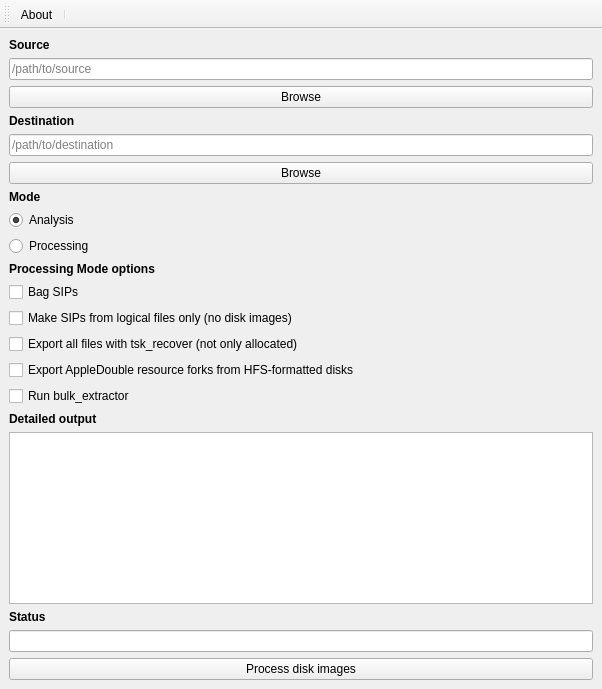
First picture: the form in design.ui, repository CCA-Public/diskimageprocessor, before the edit.
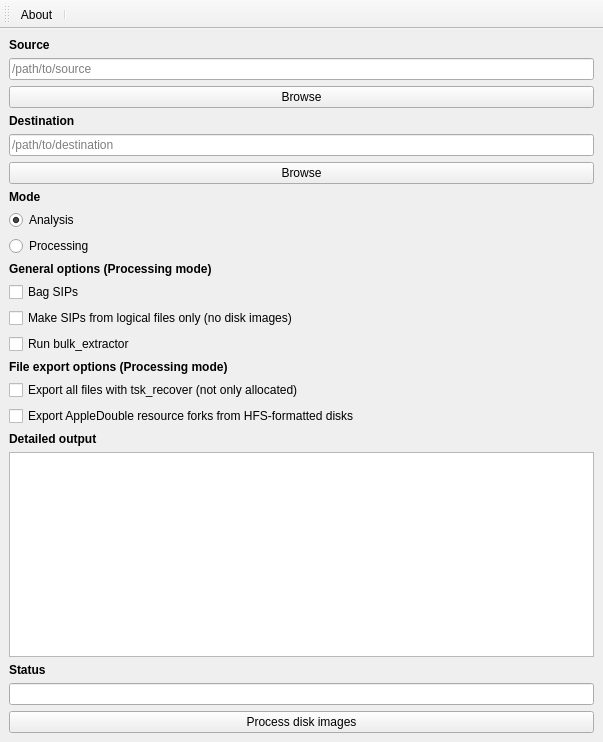
Second picture: the form after the edit.

Diff of the .ui file:
```diff
--- a/design.ui
+++ b/design.ui
@@ -6,8 +6,8 @@
    <rect>
     <x>0</x>
     <y>0</y>
-    <width>602</width>
-    <height>689</height>
+    <width>603</width>
+    <height>742</height>
    </rect>
   </property>
   <property name="windowTitle">
@@ -87,7 +87,7 @@
     <item>
      <widget class="QLabel" name="label">
       <property name="text">
-       <string>&lt;html&gt;&lt;head/&gt;&lt;body&gt;&lt;p&gt;&lt;span style=&quot; font-weight:600;&quot;&gt;Processing Mode options&lt;/span&gt;&lt;/p&gt;&lt;/body&gt;&lt;/html&gt;</string>
+       <string>&lt;html&gt;&lt;head/&gt;&lt;body&gt;&lt;p&gt;&lt;span style=&quot; font-weight:600;&quot;&gt;General options (Processing mode)&lt;/span&gt;&lt;/p&gt;&lt;/body&gt;&lt;/html&gt;</string>
       </property>
      </widget>
     </item>
@@ -105,6 +105,20 @@
       </property>
      </widget>
     </item>
+    <item>
+     <widget class="QCheckBox" name="checkBox_3">
+      <property name="text">
+       <string>Run bulk_extractor</string>
+      </property>
+     </widget>
+    </item>
+    <item>
+     <widget class="QLabel" name="label_5">
+      <property name="text">
+       <string>&lt;html&gt;&lt;head/&gt;&lt;body&gt;&lt;p&gt;&lt;span style=&quot; font-weight:600;&quot;&gt;File export options (Processing mode)&lt;/span&gt;&lt;/p&gt;&lt;/body&gt;&lt;/html&gt;</string>
+      </property>
+     </widget>
+    </item>
     <item>
      <widget class="QCheckBox" name="exportAllBtn">
       <property name="text">
@@ -119,13 +133,6 @@
       </property>
      </widget>
     </item>
-    <item>
-     <widget class="QCheckBox" name="checkBox_3">
-      <property name="text">
-       <string>Run bulk_extractor</string>
-      </property>
-     </widget>
-    </item>
     <item>
      <widget class="QLabel" name="label_7">
       <property name="text">
```
